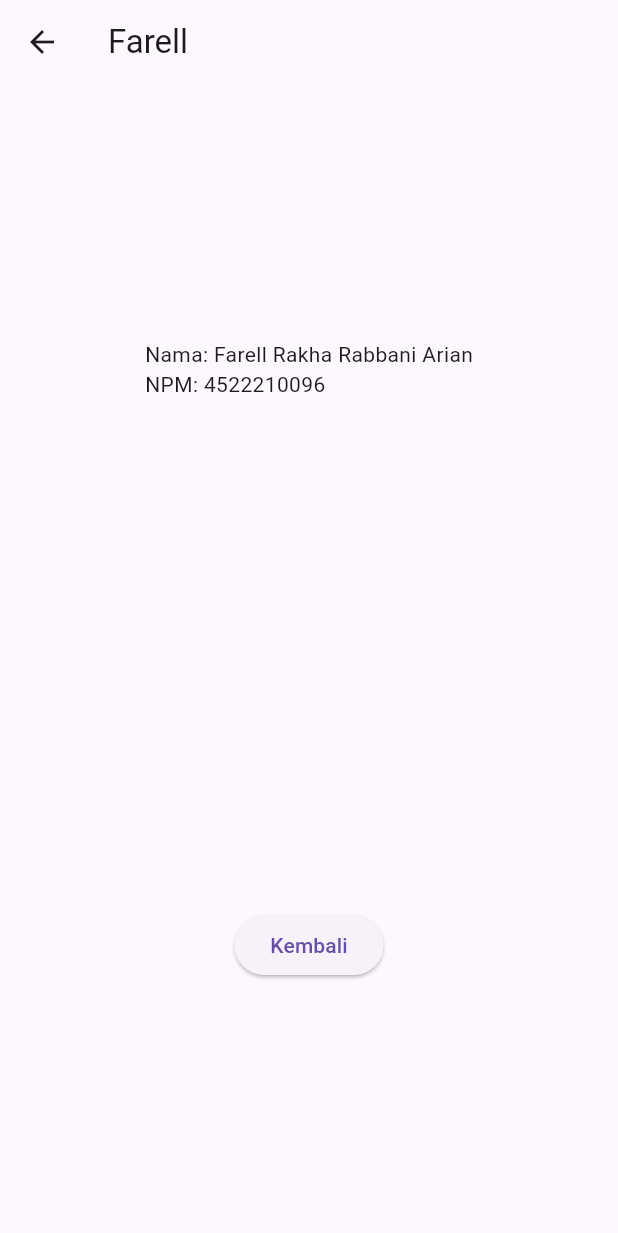
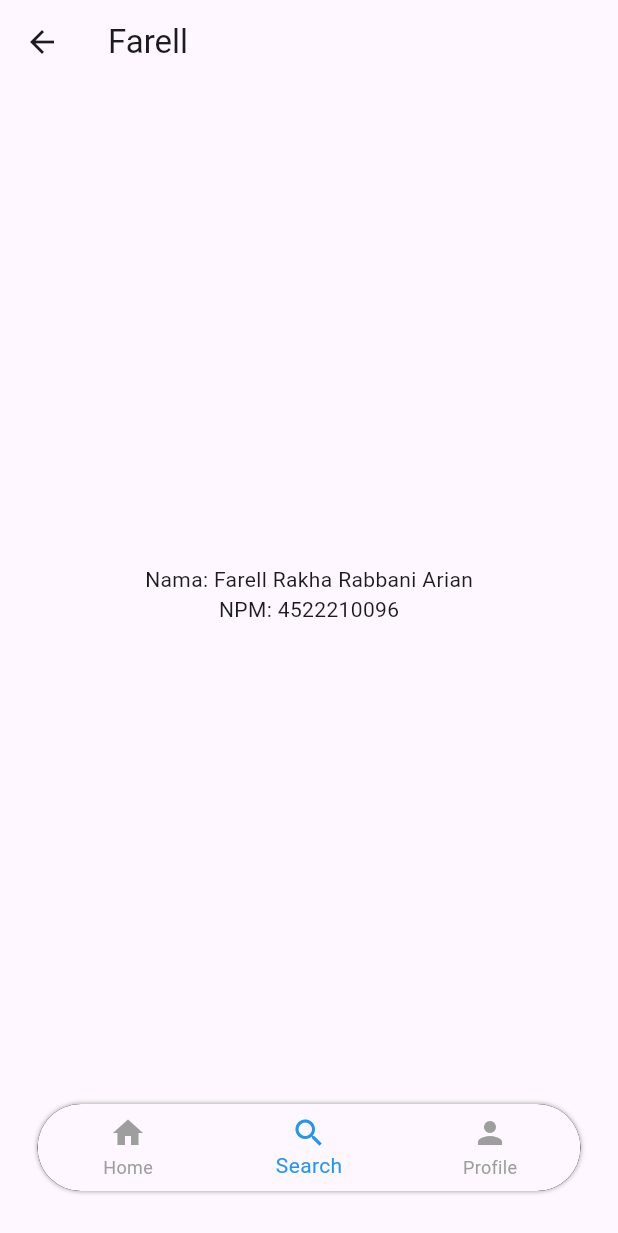
Before and after one commit to FerryAchmadAkbar4522210088/PBM-ZTE, a Flutter app: the FarellPage screen opened directly, on a phone screen of 412 x 824 dp. Shown: the top 1233 px of the screen. Run offline on Flutter 3.47's test engine with Material 3 defaults, Android fonts, the phone set to English and light mode, and no system bars; missing offline and left inert: flutter_application_1; statements that could not run were skipped.

Commit message:
Update farell.dart

```diff
--- a/lib/pages/farell.dart
+++ b/lib/pages/farell.dart
@@ -1,27 +1,65 @@
 import 'package:flutter/material.dart';
+import 'home.dart'; // Pastikan ini sesuai dengan lokasi file HomePage
 
-class FarellPage extends StatelessWidget {
+class FarellPage extends StatefulWidget {
+  @override
+  _FarellPageState createState() => _FarellPageState();
+}
+
+class _FarellPageState extends State<FarellPage> {
+  int _selectedIndex = 1; // Atur indeks default ke halaman saat ini
+
+  void _onItemTapped(int index) {
+    if (index == 0) {
+      // Jika Home diklik, kembali ke HomePage
+      Navigator.pushReplacement(
+          context, MaterialPageRoute(builder: (context) => HomePage()));
+    }
+    setState(() {
+      _selectedIndex = index;
+    });
+  }
+
   @override
   Widget build(BuildContext context) {
     return Scaffold(
       appBar: AppBar(title: const Text("Farell")),
-      body: Column(
-        mainAxisAlignment: MainAxisAlignment.spaceAround,
-        children: [
-          Center(
+      body: Center(
         child: Column(
-              crossAxisAlignment: CrossAxisAlignment.start,
-              children: [
+          mainAxisAlignment: MainAxisAlignment.center,
+          children: const [
             Text("Nama: Farell Rakha Rabbani Arian"),
             Text("NPM: 4522210096"),
           ],
         ),
       ),
-          ElevatedButton(
-            onPressed: () => Navigator.pop(context),
-            child: const Text("Kembali"),
+      bottomNavigationBar: Container(
+        margin: EdgeInsets.only(bottom: 30, left: 25, right: 25),
+        decoration: BoxDecoration(
+          color: Colors.black,
+          borderRadius: BorderRadius.circular(30),
+          boxShadow: [
+            BoxShadow(
+              color: Colors.grey,
+              blurRadius: 2,
+              spreadRadius: 0.1,
             ),
           ],
+        ),
+        child: ClipRRect(
+          borderRadius: BorderRadius.circular(30),
+          child: BottomNavigationBar(
+            currentIndex: _selectedIndex,
+            onTap: _onItemTapped,
+            selectedItemColor: Colors.blue,
+            unselectedItemColor: Colors.grey,
+            items: const [
+              BottomNavigationBarItem(icon: Icon(Icons.home), label: "Home"),
+              BottomNavigationBarItem(icon: Icon(Icons.search), label: "Search"),
+              BottomNavigationBarItem(icon: Icon(Icons.person), label: "Profile"),
+            ],
+          ),
+        ),
       ),
     );
   }
```
Lines whose indentation alone changed are shown as unchanged.
